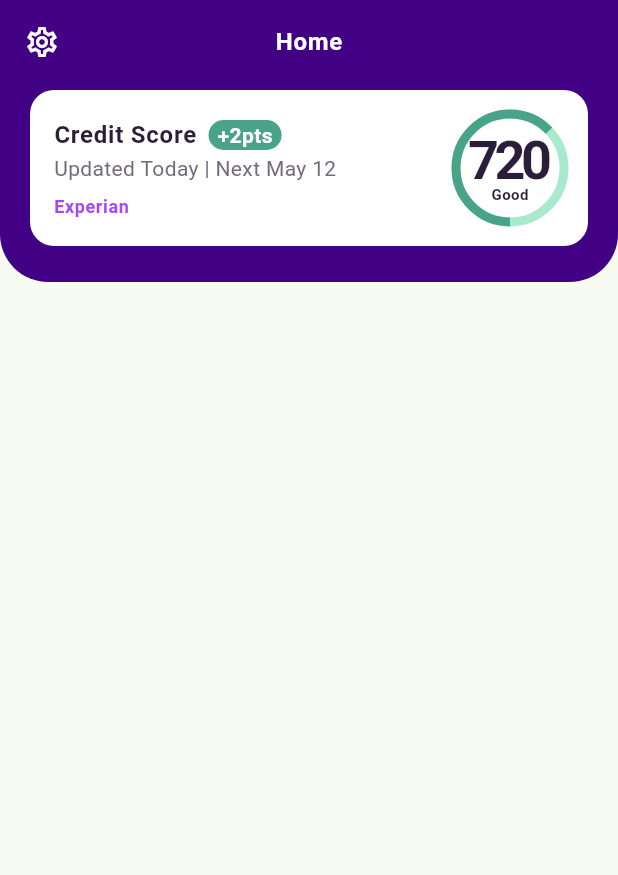
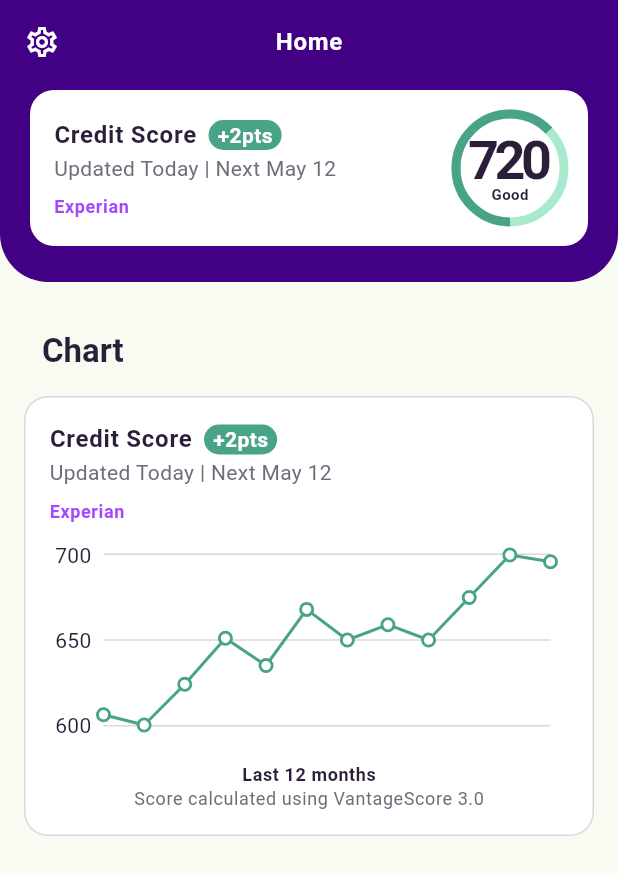
Before and after one commit to frankylee/ava-flutter, a Flutter app: the screen it shows after launch, on a phone screen of 412 x 824 dp. Shown: the top 875 px of the screen. Run offline on Flutter 3.47's test engine with Material 3 defaults, Android fonts, the phone set to English and light mode, and no system bars; drawn by our look-alikes of fl_chart; our stand-ins replace equatable, flutter_riverpod, go_router, shimmer; generated files the repository leaves out were written again.

Commit message:
feat: add CreditScoreChartCard widget and display on HomePage
This facilitates displaying the previous 12 months of credit score data to the user.

This defines the chart and card widget and updates the HomePage to display it.

<!-- ps-id: e916bf4d-e93b-4037-990f-352b79a7c742 -->

```diff
--- a/lib/app/l10n/app_en.arb
+++ b/lib/app/l10n/app_en.arb
@@ -1,8 +1,10 @@
 {
   "@@locale": "en",
+  "chart": "Chart",
   "creditScore": "Credit Score",
   "creditScoreProgress": "Credit Score Progress",
   "home": "Home",
+  "last12Months": "Last 12 months",
   "nextCreditReportingOn": "Next {date}",
   "@nextCreditReportingOn": {
     "description": "Inform the user of their next expected credit reporting date.",
@@ -13,6 +15,16 @@
     }
   },
   "pts": "pts",
+  "scoreCalculatedUsing": "Score calculated using {calculatedBy}",
+  "@scoreCalculatedUsing": {
+    "description": "Inform the user of how their score was calculated.",
+    "placeholders": {
+      "calculatedBy": {
+        "type": "String",
+        "example": "VantageScore 3.0"
+      }
+    }
+  },
   "scoreOutOf850": "{score} out of 850",
   "@scoreOutOf850": {
     "description": "Inform the user of their current score out of the highest range.",
--- /dev/null
+++ b/lib/entities/credit_score/view/credit_score_chart.dart
@@ -0,0 +1,88 @@
+import 'package:ava_flutter/entities/credit_score/model/credit_score_history.dart';
+import 'package:ava_flutter/shared/extension/build_context_ext.dart';
+import 'package:fl_chart/fl_chart.dart';
+import 'package:flutter/material.dart';
+
+class CreditScoreChart extends StatelessWidget {
+  const CreditScoreChart({
+    super.key,
+    required this.history,
+  });
+
+  final CreditScoreHistory history;
+
+  @override
+  Widget build(BuildContext context) {
+    // We have to reverse the list in order to access it in chronological order.
+    final chronologicalHistory = history.history.reversed;
+    return AspectRatio(
+      aspectRatio: 3,
+      child: Padding(
+        padding: const EdgeInsets.only(right: 12.0),
+        child: LayoutBuilder(
+          builder: (context, constraints) => LineChart(
+            LineChartData(
+              lineBarsData: [
+                LineChartBarData(
+                  color: context.colors.secondary,
+                  dotData: FlDotData(
+                    show: true,
+                    getDotPainter: (spot, p1, p2, ind) {
+                      return FlDotCirclePainter(
+                        color: context.colors.onSecondary,
+                        strokeColor: context.colors.secondary,
+                        strokeWidth: 2.0,
+                        radius: 3,
+                      );
+                    },
+                  ),
+                  isCurved: false,
+                  spots: List.generate(
+                    12,
+                    (ind) => FlSpot(
+                      double.parse('$ind'),
+                      double.parse(
+                        '${chronologicalHistory.elementAt(ind).score}',
+                      ),
+                    ),
+                  ),
+                ),
+              ],
+              titlesData: const FlTitlesData(
+                leftTitles: AxisTitles(
+                  sideTitles: SideTitles(showTitles: true, reservedSize: 36),
+                ),
+                rightTitles: AxisTitles(
+                  sideTitles: SideTitles(showTitles: false),
+                ),
+                bottomTitles: AxisTitles(
+                  sideTitles: SideTitles(showTitles: false),
+                ),
+                topTitles: AxisTitles(
+                  sideTitles: SideTitles(showTitles: false),
+                ),
+              ),
+              gridData: FlGridData(
+                drawVerticalLine: false,
+                getDrawingHorizontalLine: (value) => FlLine(
+                  color: context.colors.scrim.withOpacity(0.15),
+                  strokeWidth: 1.0,
+                ),
+              ),
+              borderData: FlBorderData(
+                show: true,
+                border: Border.symmetric(
+                  horizontal: BorderSide(
+                    color: context.colors.scrim.withOpacity(0.15),
+                  ),
+                ),
+              ),
+            ),
+            duration: const Duration(milliseconds: 3000),
+            curve: Curves.bounceInOut,
+          ),
+        ),
+      ),
+    );
+  }
+}
--- /dev/null
+++ b/lib/entities/credit_score/view/credit_score_chart_card.dart
@@ -0,0 +1,110 @@
+import 'package:ava_flutter/entities/credit_score/model/credit_score_history.dart';
+import 'package:ava_flutter/entities/credit_score/view/credit_score_card_header.dart';
+import 'package:ava_flutter/entities/credit_score/view/credit_score_chart.dart';
+import 'package:ava_flutter/entities/credit_score/view_model/credit_score_history_notifier.dart';
+import 'package:ava_flutter/shared/extension/build_context_ext.dart';
+import 'package:ava_flutter/shared/ui/shimmer_container.dart';
+import 'package:flutter/material.dart';
+import 'package:flutter_riverpod/flutter_riverpod.dart';
+
+class CreditScoreChartCard extends ConsumerWidget {
+  const CreditScoreChartCard({super.key});
+
+  @override
+  Widget build(BuildContext context, WidgetRef ref) {
+    return Column(
+      crossAxisAlignment: CrossAxisAlignment.start,
+      children: [
+        Padding(
+          padding: const EdgeInsets.only(left: 12.0),
+          child: Text(
+            context.l10n.chart,
+            style: context.textTheme.titleLarge
+                ?.copyWith(fontWeight: FontWeight.w600),
+          ),
+        ),
+        const SizedBox(height: 16.0),
+        Container(
+          decoration: ShapeDecoration(
+            color: context.colors.onPrimary,
+            shape: RoundedRectangleBorder(
+              borderRadius: BorderRadius.circular(16.0),
+              side: BorderSide(color: context.colors.scrim.withOpacity(0.15)),
+            ),
+          ),
+          child: Padding(
+            padding: const EdgeInsets.all(16.0),
+            child: Column(
+              crossAxisAlignment: CrossAxisAlignment.start,
+              children: [
+                const CreditScoreCardHeader(),
+                const SizedBox(height: 20.0),
+                ref.watch(CreditScoreHistoryAsyncNotifier.provider).when(
+                      data: (data) => CreditScoreChartCardData(history: data),
+                      error: (error, stackTrace) => const SizedBox.shrink(),
+                      loading: () => const CreditScoreChartCardLoading(),
+                    ),
+              ],
+            ),
+          ),
+        ),
+      ],
+    );
+  }
+}
+
+@visibleForTesting
+class CreditScoreChartCardData extends StatelessWidget {
+  const CreditScoreChartCardData({
+    super.key,
+    required this.history,
+  });
+
+  final CreditScoreHistory history;
+
+  @override
+  Widget build(BuildContext context) {
+    return Column(
+      crossAxisAlignment: CrossAxisAlignment.start,
+      children: [
+        CreditScoreChart(history: history),
+        const SizedBox(height: 24.0),
+        Center(
+          child: Column(
+            children: [
+              Text(
+                context.l10n.last12Months,
+                style: context.textTheme.bodySmall
+                    ?.copyWith(fontWeight: FontWeight.w600),
+              ),
+              Text(
+                context.l10n.scoreCalculatedUsing(history.calculatedBy),
+                style: context.textTheme.bodySmall
+                    ?.copyWith(color: context.colors.outline),
+              ),
+            ],
+          ),
+        ),
+      ],
+    );
+  }
+}
+
+@visibleForTesting
+class CreditScoreChartCardLoading extends StatelessWidget {
+  const CreditScoreChartCardLoading({super.key});
+
+  @override
+  Widget build(BuildContext context) {
+    return const Column(
+      crossAxisAlignment: CrossAxisAlignment.center,
+      children: [
+        ShimmerContainer(height: 124.0, width: double.maxFinite),
+        SizedBox(height: 24.0),
+        ShimmerContainer(height: 16.0, width: 160.0),
+        SizedBox(height: 4.0),
+        ShimmerContainer(height: 16.0, width: double.maxFinite),
+      ],
+    );
+  }
+}
--- a/lib/pages/home/home_page.dart
+++ b/lib/pages/home/home_page.dart
@@ -1,3 +1,4 @@
+import 'package:ava_flutter/entities/credit_score/view/credit_score_chart_card.dart';
 import 'package:ava_flutter/entities/credit_score/view/credit_score_hero_card.dart';
 import 'package:ava_flutter/shared/extension/build_context_ext.dart';
 import 'package:ava_flutter/shared/ui/ava_app_bar.dart';
@@ -22,6 +23,16 @@ class _HomePageState extends ConsumerState<HomePage> {
       body: const Column(
         children: [
           CreditScoreHeroCard(),
+          SizedBox(height: 32.0),
+          Padding(
+            padding: EdgeInsets.symmetric(horizontal: 16.0),
+            child: Column(
+              crossAxisAlignment: CrossAxisAlignment.start,
+              children: [
+                CreditScoreChartCard(),
+              ],
+            ),
+          ),
         ],
       ),
     );
```
Also changed, not shown: lib/entities/credit_score/view_model/credit_score_history_notifier.dart (+29 -22 lines), 1 other file.
